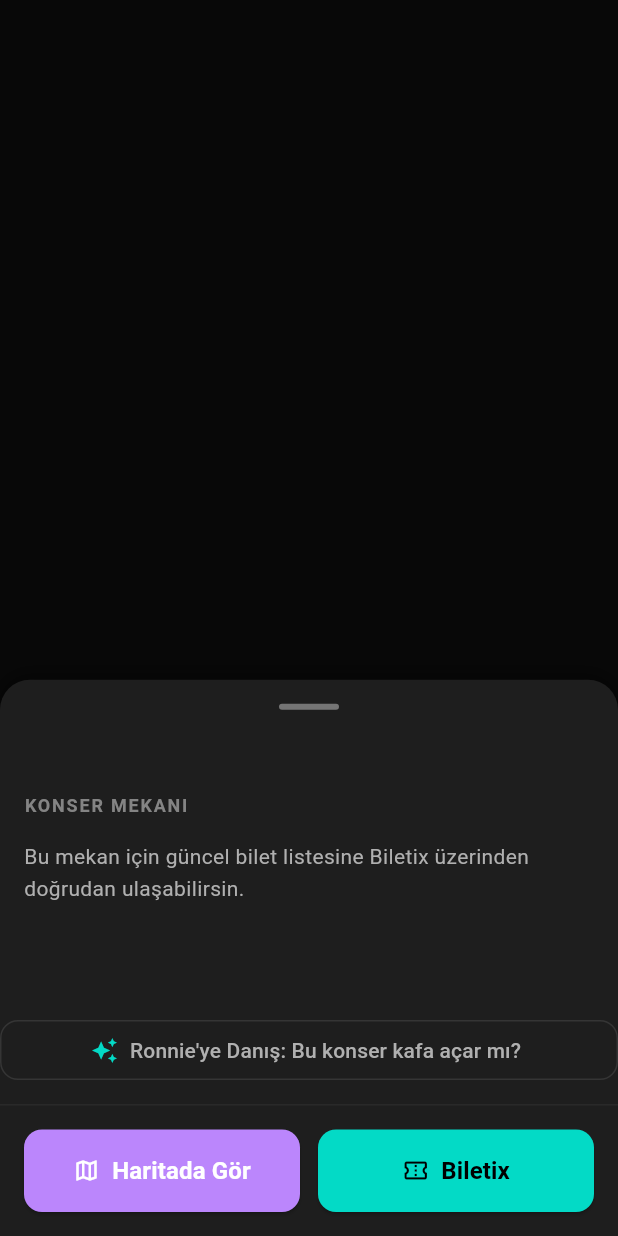
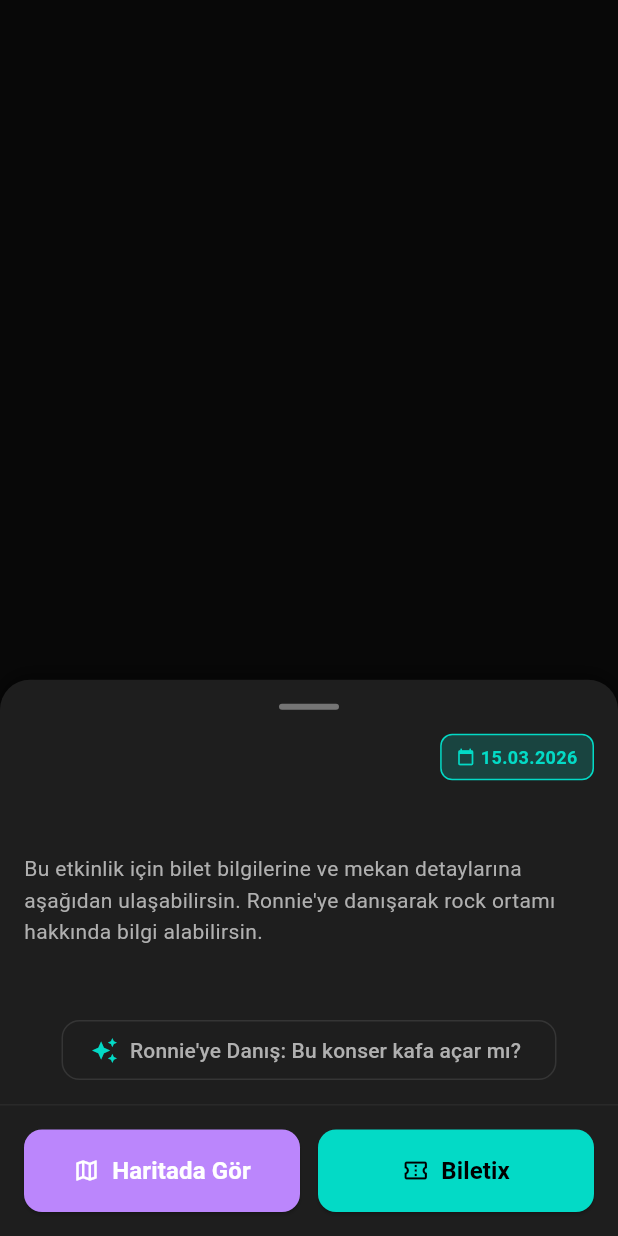
Before and after one commit to HaChaQe/rock_route_app, a Flutter app: what showEventDetailSheet() shows on an empty page, opened directly with empty values, on a phone screen of 412 x 824 dp. Run offline on Flutter 3.47's test engine with Material 3 defaults, Android fonts, the phone set to English and light mode, and no system bars; our stand-ins replace dio, flutter_dotenv, flutter_riverpod, geocoding, geolocator, google_maps_flutter and 3 more; accounts and stored records are empty.

Commit message:
feat(events): make EventDetailSheet smart with isVenueFocused parameter

```diff
--- a/lib/features/events/presentations/widgets/event_detail_sheet.dart
+++ b/lib/features/events/presentations/widgets/event_detail_sheet.dart
@@ -3,13 +3,13 @@ import 'package:url_launcher/url_launcher.dart';
 import 'package:rock_route/core/constants/app_constants.dart';
 import 'package:flutter_riverpod/flutter_riverpod.dart';
 import 'package:geolocator/geolocator.dart';
+import 'package:intl/intl.dart';
 import '../../data/models/event_model.dart';
 import '../../../venues/presentation/providers/location_provider.dart';
 import '../../../ai_assistant/data/models/presentation/providers/chat_provider.dart';
 import '../../../ai_assistant/data/models/presentation/pages/chat_page.dart';
 
-
-void showEventDetailSheet(BuildContext context, EventModel event) {
+void showEventDetailSheet(BuildContext context, EventModel event, {bool isVenueFocused = false}) {
   showModalBottomSheet(
     context: context,
     isScrollControlled: true,
@@ -17,22 +17,21 @@ void showEventDetailSheet(BuildContext context, EventModel event) {
     builder: (context) {
       return Consumer(
         builder: (context, ref, child) {
-          // 🤘 MESAFE HESAPLAMA
+          // Mesafe Hesaplama
           final locationAsync = ref.watch(currentLocationProvider);
           String distanceText = '';
 
           locationAsync.whenData((position) {
             if (position != null && event.latitude != null && event.longitude != null) {
               double distanceInMeters = Geolocator.distanceBetween(
-                position.latitude,
-                position.longitude,
-                event.latitude!,
-                event.longitude!,
+                position.latitude, position.longitude, event.latitude!, event.longitude!,
               );
-              double distanceInKM = distanceInMeters / 1000;
-              distanceText = '${distanceInKM.toStringAsFixed(1)} km';
+              distanceText = '${(distanceInMeters / 1000).toStringAsFixed(1)} km';
             }
           });
+
+          // Tarih Formatı
+          String formattedDate = DateFormat('dd.MM.yyyy').format(event.date);
 
           return DraggableScrollableSheet(
             initialChildSize: 0.45,
@@ -45,26 +44,12 @@ void showEventDetailSheet(BuildContext context, EventModel event) {
                   decoration: BoxDecoration(
                     color: AppConstants.surfaceColor,
                     borderRadius: const BorderRadius.vertical(top: Radius.circular(20)),
-                    boxShadow: [
-                      BoxShadow(
-                        color: Colors.black.withValues(alpha: 0.5),
-                        blurRadius: 10,
-                        offset: const Offset(0, -2),
-                      )
-                    ],
+                    boxShadow: [BoxShadow(color: Colors.black.withValues(alpha: 0.5), blurRadius: 10, offset: const Offset(0, -2))],
                   ),
                   child: Column(
                     children: [
                       const SizedBox(height: 16),
-                      Center(
-                        child: Container(
-                          width: 40, height: 4,
-                          decoration: BoxDecoration(
-                            color: Colors.grey.shade600,
-                            borderRadius: BorderRadius.circular(2),
-                          ),
-                        ),
-                      ),
+                      Center(child: Container(width: 40, height: 4, decoration: BoxDecoration(color: Colors.grey.shade600, borderRadius: BorderRadius.circular(2)))),
                       const SizedBox(height: 16),
 
                       Expanded(
@@ -77,9 +62,10 @@ void showEventDetailSheet(BuildContext context, EventModel event) {
                               Row(
                                 mainAxisAlignment: MainAxisAlignment.spaceBetween,
                                 children: [
+                                  // 🤘 ANA BAŞLIK: Haritadaysa 6:45 (Mekan), Listedeyse Pentagram (Konser)
                                   Expanded(
                                     child: Text(
-                                      event.venueName,
+                                      isVenueFocused ? event.venueName : event.name,
                                       style: const TextStyle(
                                         color: AppConstants.textPrimary,
                                         fontSize: 22,
@@ -87,10 +73,10 @@ void showEventDetailSheet(BuildContext context, EventModel event) {
                                       ),
                                     ),
                                   ),
-                                  const SizedBox(width: 4),
-                                  if (distanceText.isNotEmpty)
+                                  const SizedBox(width: 8),
+                                  // BADGE: Haritadaysa KM, Listedeyse Tarih
                                   Container(
-                                      padding: const EdgeInsets.symmetric(horizontal: 8, vertical: 4),
+                                    padding: const EdgeInsets.symmetric(horizontal: 10, vertical: 6),
                                     decoration: BoxDecoration(
                                       color: AppConstants.secondaryColor.withValues(alpha: 0.2),
                                       borderRadius: BorderRadius.circular(8),
@@ -99,41 +85,41 @@ void showEventDetailSheet(BuildContext context, EventModel event) {
                                     child: Row(
                                       mainAxisSize: MainAxisSize.min,
                                       children: [
-                                          const Icon(Icons.location_on, size: 12, color: AppConstants.secondaryColor),
-                                          const SizedBox(width: 2),
+                                        Icon(isVenueFocused ? Icons.location_on : Icons.calendar_today, size: 12, color: AppConstants.secondaryColor),
+                                        const SizedBox(width: 4),
                                         Text(
-                                            distanceText,
-                                            style: const TextStyle(
-                                              color: AppConstants.secondaryColor,
-                                              fontWeight: FontWeight.bold,
-                                              fontSize: 12,
-                                            ),
+                                          isVenueFocused
+                                              ? (distanceText.isNotEmpty ? distanceText : "Yakında")
+                                              : formattedDate,
+                                          style: const TextStyle(color: AppConstants.secondaryColor, fontWeight: FontWeight.bold, fontSize: 12),
                                         ),
                                       ],
                                     ),
                                   ),
                                 ],
                               ),
-                              const SizedBox(height: 8),
+                              const SizedBox(height: 12),
 
+                              // 🤘 TEMİZLİK BURADA YAPILDI:
+                              // Eğer haritadan açıldıysa (isVenueFocused) ALT BAŞLIK HİÇ YAZMAYACAK! Tertemiz olacak.
+                              // Eğer listeden açıldıysa mekan adı yazacak.
+                              if (!isVenueFocused) ...[
                                 Text(
-                                "KONSER MEKANI",
-                                style: TextStyle(
-                                  color: AppConstants.textSecondary.withValues(alpha: 0.7),
-                                  fontSize: 12,
+                                  event.venueName.toUpperCase(),
+                                  style: const TextStyle(
+                                    color: AppConstants.secondaryColor,
+                                    fontSize: 14,
                                     letterSpacing: 1.2,
                                     fontWeight: FontWeight.bold,
                                   ),
                                 ),
                                 const SizedBox(height: 16),
+                              ],
 
+                              // 🤘 Ekrana "Yakında şu konserler var" YAZDIRMIYORUZ. Sadece bu sabit metin var.
                               const Text(
-                                "Bu mekan için güncel bilet listesine Biletix üzerinden doğrudan ulaşabilirsin.",
-                                style: TextStyle(
-                                  color: AppConstants.textSecondary,
-                                  fontSize: 14,
-                                  height: 1.5,
-                                ),
+                                "Bu etkinlik için bilet bilgilerine ve mekan detaylarına aşağıdan ulaşabilirsin. Ronnie'ye danışarak rock ortamı hakkında bilgi alabilirsin.",
+                                style: TextStyle(color: AppConstants.textSecondary, fontSize: 14, height: 1.5),
                               ),
                               const SizedBox(height: 20),
                             ],
@@ -141,77 +127,44 @@ void showEventDetailSheet(BuildContext context, EventModel event) {
                         ),
                       ),
 
-                      // SafeArea(
-                      //   top: false,
-                      //   child: Container(
-                      //     padding: const EdgeInsets.all(16),
-                      //     decoration: BoxDecoration(
-                      //       color: AppConstants.surfaceColor,
-                      //       border: Border(top: BorderSide(color: Colors.white.withValues(alpha: 0.05))),
-                      //     ),
-                      //     child: SizedBox(
-                      //       width: double.infinity,
-                      //       child: ElevatedButton.icon(
-                      //         onPressed: () {
-                      //           Navigator.pop(context);
-                      //           // 🤘 İsmi Biletix'e göndermeden önce pürüzsüz yapıyoruz
-                      //           _launchBiletixVenueUrl(event.venueName);
-                      //         },
-                      //         style: ElevatedButton.styleFrom(
-                      //           backgroundColor: AppConstants.secondaryColor,
-                      //           foregroundColor: Colors.black,
-                      //           padding: const EdgeInsets.symmetric(vertical: 16),
-                      //           shape: RoundedRectangleBorder(borderRadius: BorderRadius.circular(12)),
-                      //         ),
-                      //         icon: const Icon(Icons.confirmation_number_outlined),
-                      //         label: const Text(
-                      //           "Biletix Mekan Sayfası",
-                      //           style: TextStyle(fontSize: 16, fontWeight: FontWeight.bold),
-                      //         ),
-                      //       ),
-                      //     ),
-                      //   ),
-                      // ),
-
-                      // 🤘 Barmene Sor: Konser özel versiyonu
+                      // 🤘 BARMENE SOR (BİLGİ SADECE BURADA GİZLİ)
                       Padding(
-                        padding: const EdgeInsets.only(bottom: 12),
+                        padding: const EdgeInsets.only(bottom: 12, left: 16, right: 16),
                         child: SizedBox(
-                          width: double.infinity,
+                          width: 330,
                           child: TextButton.icon(
                             onPressed: () {
-                              // 🤘 Barmen'e konser hakkında "Dio vari" bir soru soruyoruz
-                              ref.read(chatProvider.notifier).sendMessage("${event.venueName} mekanındaki bu konser sence kafa açar mı? Bira dökülür mü?");
+                              // Ekranda görünmeyen ama Ronnie'nin okuduğu mesaj:
+                              String prompt = isVenueFocused
+                                  ? "${event.venueName} sence nasıl bir mekan kanka? Yakında konserler var mı?"
+                                  : "${event.venueName} mekanındaki ${event.name} konseri sence kafa açar mı?";
 
-                              Navigator.push(
-                                context,
-                                MaterialPageRoute(builder: (context) => const ChatPage())
-                              );
+                              ref.read(chatProvider.notifier).sendMessage(prompt);
+                              Navigator.push(context, MaterialPageRoute(builder: (context) => const ChatPage()));
                             },
                             style: TextButton.styleFrom(
                               foregroundColor: AppConstants.textSecondary,
                               backgroundColor: AppConstants.surfaceColor,
-                              shape: RoundedRectangleBorder(
-                                borderRadius: BorderRadius.circular(12),
-                                side: BorderSide(color: Colors.white.withValues(alpha: 0.1))
-                              ),
+                              shape: RoundedRectangleBorder(borderRadius: BorderRadius.circular(12), side: BorderSide(color: Colors.white.withValues(alpha: 0.1))),
                             ),
                             icon: const Icon(Icons.auto_awesome, color: AppConstants.secondaryColor),
-                            label: const Text("Ronnie'ye Danış: Bu konser kafa açar mı?"),
+                            label: Text(
+                              isVenueFocused
+                                  ? "Ronnie'ye Danış: Bu mekan nasıl?"
+                                  : "Ronnie'ye Danış: Bu konser kafa açar mı?"
                             ),
                           ),
                         ),
+                      ),
+
+                      // Alt Aksiyon Butonları (Harita ve Biletix)
                       SafeArea(
                         top: false,
                         child: Container(
                           padding: const EdgeInsets.all(16),
-                          decoration: BoxDecoration(
-                            color: AppConstants.surfaceColor,
-                            border: Border(top: BorderSide(color: Colors.white.withValues(alpha: 0.05))),
-                          ),
+                          decoration: BoxDecoration(color: AppConstants.surfaceColor, border: Border(top: BorderSide(color: Colors.white.withValues(alpha: 0.05)))),
                           child: Row(
                             children: [
-                              // Haritada Göster butonu
                               Expanded(
                                 child: ElevatedButton.icon(
                                   onPressed: () {
@@ -221,17 +174,14 @@ void showEventDetailSheet(BuildContext context, EventModel event) {
                                     }
                                   },
                                   style: ElevatedButton.styleFrom(
-                                    backgroundColor: AppConstants.primaryColor,
-                                    foregroundColor: Colors.white,
+                                    backgroundColor: AppConstants.primaryColor, foregroundColor: Colors.white,
                                     padding: const EdgeInsets.symmetric(vertical: 16),
                                     shape: RoundedRectangleBorder(borderRadius: BorderRadius.circular(12)),
                                   ),
-                                  icon: const Icon(Icons.map_outlined),
-                                  label: const Text("Haritada Gör", style: TextStyle(fontSize: 16, fontWeight: FontWeight.bold)),
+                                  icon: const Icon(Icons.map_outlined), label: const Text("Haritada Gör", style: TextStyle(fontSize: 16, fontWeight: FontWeight.bold)),
                                 ),
                               ),
                               const SizedBox(width: 12),
-                              // Biletix butonu
                               Expanded(
                                 child: ElevatedButton.icon(
                                   onPressed: () {
@@ -239,13 +189,11 @@ void showEventDetailSheet(BuildContext context, EventModel event) {
                                     _launchBiletixVenueUrl(event.venueName);
                                   },
                                   style: ElevatedButton.styleFrom(
-                                    backgroundColor: AppConstants.secondaryColor,
-                                    foregroundColor: Colors.black,
+                                    backgroundColor: AppConstants.secondaryColor, foregroundColor: Colors.black,
                                     padding: const EdgeInsets.symmetric(vertical: 16),
                                     shape: RoundedRectangleBorder(borderRadius: BorderRadius.circular(12)),
                                   ),
-                                  icon: const Icon(Icons.confirmation_number_outlined),
-                                  label: const Text("Biletix", style: TextStyle(fontSize: 16, fontWeight: FontWeight.bold)),
+                                  icon: const Icon(Icons.confirmation_number_outlined), label: const Text("Biletix", style: TextStyle(fontSize: 16, fontWeight: FontWeight.bold)),
                                 ),
                               ),
                             ],
@@ -266,36 +214,20 @@ void showEventDetailSheet(BuildContext context, EventModel event) {
 
 const Map<String, String> _biletixVenueNameMap = {
   'bostancı showland': 'Bostancı Gösteri Merkezi',
-  // yeni uyuşmazlık buldukça buraya eklersin
+  '6:45 kk': '6 45 Kaybedenler Kulübü',
+  '6:45': '6 45',
 };
 
 Future<void> _launchBiletixVenueUrl(String venueName) async {
   if (venueName.isEmpty) return;
-
-  final normalized = _biletixVenueNameMap[venueName.toLowerCase().trim()] ?? venueName;
+  String normalized = _biletixVenueNameMap[venueName.toLowerCase().trim()] ?? venueName;
+  normalized = normalized.replaceAll(':', ' ');
   final encoded = Uri.encodeComponent(normalized);
-
-  final Uri uri = Uri.parse(
-    "https://www.biletix.com/search/TURKIYE/tr?searchq=$encoded#$encoded"
-  );
-
-  debugPrint("🚀 Biletix'e fişeklenen link: $uri");
-
+  final Uri uri = Uri.parse("https://www.biletix.com/search/TURKIYE/tr?searchq=$encoded#$encoded");
   if (!await launchUrl(uri, mode: LaunchMode.inAppBrowserView)) {
     debugPrint("Link açılamadı.");
   }
 }
-
-// Future<void> _launchMapsUrl(double lat, double lon) async {
-//   final uri = Uri.parse("https://www.google.com/maps/search/?api=1&query=$lat,$lon");
-//   try {
-//     if (!await launchUrl(uri, mode: LaunchMode.externalApplication)) {
-//       throw Exception("Haritayı açamadık: $uri");
-//     }
-//   } on Exception catch (e) {
-//     debugPrint("Hata: $e");
-//   }
-// }
 
 Future<void> _launchMapsUrl(double lat, double lon, String name) async {
   final encodedName = Uri.encodeComponent(name);
--- a/lib/features/venues/presentation/pages/map_page.dart
+++ b/lib/features/venues/presentation/pages/map_page.dart
@@ -184,12 +184,11 @@ class _MapPageState extends ConsumerState<MapPage> {
               return Marker(
                 markerId: MarkerId('event_${event.id}'),
                 position: LatLng(lat, lng),
-                // Boyut ve gölge mekanlarla birebir aynı, sadece rengi Turuncu
                 icon: BitmapDescriptor.defaultMarkerWithHue(
                   HSVColor.fromColor(AppConstants.secondaryColor).hue, // Rengini Hue'ya çevirir!
                 ),
                 onTap: () {
-                  showEventDetailSheet(context, event);
+                  showEventDetailSheet(context, event, isVenueFocused: true);
                 },
               );
             }).whereType<Marker>().toSet();
```
Lines whose indentation alone changed are shown as unchanged.
